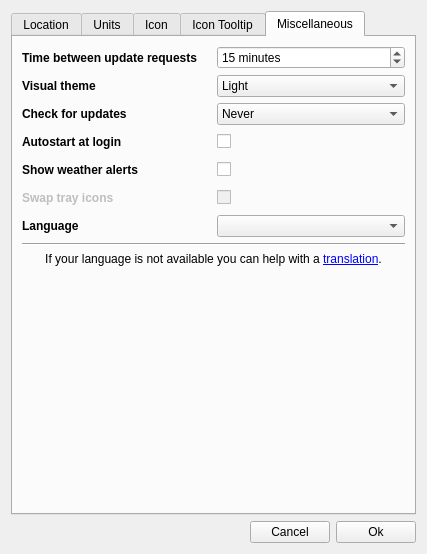
Above: ConfigurationDialog.ui from FelixdelasPozas/TrayWeather before the change. Below: the same form after it.
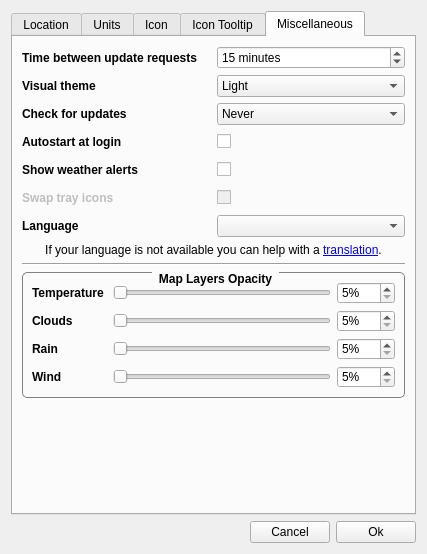
That is the form after the change. Icons and pictures are not drawn. Custom widgets are drawn as their Qt base class.

Commit message: Map layers opacity settings.

```diff
--- a/ConfigurationDialog.ui
+++ b/ConfigurationDialog.ui
@@ -1835,7 +1835,7 @@
       <attribute name="title">
        <string>Miscellaneous</string>
       </attribute>
-      <layout class="QVBoxLayout" name="verticalLayout_3" stretch="0,0,0,0">
+      <layout class="QVBoxLayout" name="verticalLayout_3" stretch="0,0,0,0,0">
        <item>
         <layout class="QGridLayout" name="gridLayout">
          <property name="verticalSpacing">
@@ -2072,13 +2072,6 @@
          </item>
         </layout>
        </item>
-       <item>
-        <widget class="Line" name="line">
-         <property name="orientation">
-          <enum>Qt::Horizontal</enum>
-         </property>
-        </widget>
-       </item>
        <item>
         <widget class="QLabel" name="label_28">
          <property name="text">
@@ -2093,7 +2086,262 @@
         </widget>
        </item>
        <item>
-        <spacer name="verticalSpacer_5">
+        <widget class="Line" name="line">
+         <property name="orientation">
+          <enum>Qt::Horizontal</enum>
+         </property>
+        </widget>
+       </item>
+       <item>
+        <widget class="QGroupBox" name="groupBox">
+         <property name="font">
+          <font>
+           <weight>75</weight>
+           <bold>true</bold>
+          </font>
+         </property>
+         <property name="styleSheet">
+          <string notr="true">QGroupBox {
+    border: 1px solid gray;
+    border-radius: 5px;
+    margin-top: 2ex;
+}
+
+QGroupBox::title {
+    subcontrol-origin: margin;
+    subcontrol-position: top center; /* position at the top center */
+    padding: 0px 5px;
+}</string>
+         </property>
+         <property name="title">
+          <string>Map Layers Opacity</string>
+         </property>
+         <layout class="QVBoxLayout" name="verticalLayout_10">
+          <item>
+           <layout class="QHBoxLayout" name="horizontalLayout_3">
+            <item>
+             <widget class="QLabel" name="label_4">
+              <property name="minimumSize">
+               <size>
+                <width>75</width>
+                <height>0</height>
+               </size>
+              </property>
+              <property name="font">
+               <font>
+                <weight>75</weight>
+                <bold>true</bold>
+               </font>
+              </property>
+              <property name="text">
+               <string>Temperature</string>
+              </property>
+             </widget>
+            </item>
+            <item>
+             <widget class="QSlider" name="m_tempLayerSlider">
+              <property name="minimum">
+               <number>5</number>
+              </property>
+              <property name="maximum">
+               <number>100</number>
+              </property>
+              <property name="orientation">
+               <enum>Qt::Horizontal</enum>
+              </property>
+             </widget>
+            </item>
+            <item>
+             <widget class="QSpinBox" name="m_tempLayerSpinbox">
+              <property name="minimumSize">
+               <size>
+                <width>55</width>
+                <height>0</height>
+               </size>
+              </property>
+              <property name="suffix">
+               <string>%</string>
+              </property>
+              <property name="minimum">
+               <number>5</number>
+              </property>
+              <property name="maximum">
+               <number>100</number>
+              </property>
+             </widget>
+            </item>
+           </layout>
+          </item>
+          <item>
+           <layout class="QHBoxLayout" name="horizontalLayout_4">
+            <item>
+             <widget class="QLabel" name="label_6">
+              <property name="minimumSize">
+               <size>
+                <width>75</width>
+                <height>0</height>
+               </size>
+              </property>
+              <property name="font">
+               <font>
+                <weight>75</weight>
+                <bold>true</bold>
+               </font>
+              </property>
+              <property name="text">
+               <string>Clouds</string>
+              </property>
+             </widget>
+            </item>
+            <item>
+             <widget class="QSlider" name="m_cloudLayerSlider">
+              <property name="minimum">
+               <number>5</number>
+              </property>
+              <property name="maximum">
+               <number>100</number>
+              </property>
+              <property name="orientation">
+               <enum>Qt::Horizontal</enum>
+              </property>
+             </widget>
+            </item>
+            <item>
+             <widget class="QSpinBox" name="m_cloudLayerSpinbox">
+              <property name="minimumSize">
+               <size>
+                <width>55</width>
+                <height>0</height>
+               </size>
+              </property>
+              <property name="suffix">
+               <string>%</string>
+              </property>
+              <property name="minimum">
+               <number>5</number>
+              </property>
+              <property name="maximum">
+               <number>100</number>
+              </property>
+             </widget>
+            </item>
+           </layout>
+          </item>
+          <item>
+           <layout class="QHBoxLayout" name="horizontalLayout_6">
+            <item>
+             <widget class="QLabel" name="label_8">
+              <property name="minimumSize">
+               <size>
+                <width>75</width>
+                <height>0</height>
+               </size>
+              </property>
+              <property name="font">
+               <font>
+                <weight>75</weight>
+                <bold>true</bold>
+               </font>
+              </property>
+              <property name="text">
+               <string>Rain</string>
+              </property>
+             </widget>
+            </item>
+            <item>
+             <widget class="QSlider" name="m_rainLayerSlider">
+              <property name="minimum">
+               <number>5</number>
+              </property>
+              <property name="maximum">
+               <number>100</number>
+              </property>
+              <property name="orientation">
+               <enum>Qt::Horizontal</enum>
+              </property>
+             </widget>
+            </item>
+            <item>
+             <widget class="QSpinBox" name="m_rainLayerSpinbox">
+              <property name="minimumSize">
+               <size>
+                <width>55</width>
+                <height>0</height>
+               </size>
+              </property>
+              <property name="suffix">
+               <string>%</string>
+              </property>
+              <property name="minimum">
+               <number>5</number>
+              </property>
+              <property name="maximum">
+               <number>100</number>
+              </property>
+             </widget>
+            </item>
+           </layout>
+          </item>
+          <item>
+           <layout class="QHBoxLayout" name="horizontalLayout_7">
+            <item>
+             <widget class="QLabel" name="label_16">
+              <property name="minimumSize">
+               <size>
+                <width>75</width>
+                <height>0</height>
+               </size>
+              </property>
+              <property name="font">
+               <font>
+                <weight>75</weight>
+                <bold>true</bold>
+               </font>
+              </property>
+              <property name="text">
+               <string>Wind</string>
+              </property>
+             </widget>
+            </item>
+            <item>
+             <widget class="QSlider" name="m_windLayerSlider">
+              <property name="minimum">
+               <number>5</number>
+              </property>
+              <property name="maximum">
+               <number>100</number>
+              </property>
+              <property name="orientation">
+               <enum>Qt::Horizontal</enum>
+              </property>
+             </widget>
+            </item>
+            <item>
+             <widget class="QSpinBox" name="m_windLayerSpinbox">
+              <property name="minimumSize">
+               <size>
+                <width>55</width>
+                <height>0</height>
+               </size>
+              </property>
+              <property name="suffix">
+               <string>%</string>
+              </property>
+              <property name="minimum">
+               <number>5</number>
+              </property>
+              <property name="maximum">
+               <number>100</number>
+              </property>
+             </widget>
+            </item>
+           </layout>
+          </item>
+         </layout>
+        </widget>
+       </item>
+       <item>
+        <spacer name="verticalSpacer">
          <property name="orientation">
           <enum>Qt::Vertical</enum>
          </property>
```
Left out of the diff: 144 changed lines with no effect on the pictures. The commit also changes 6 other files.
